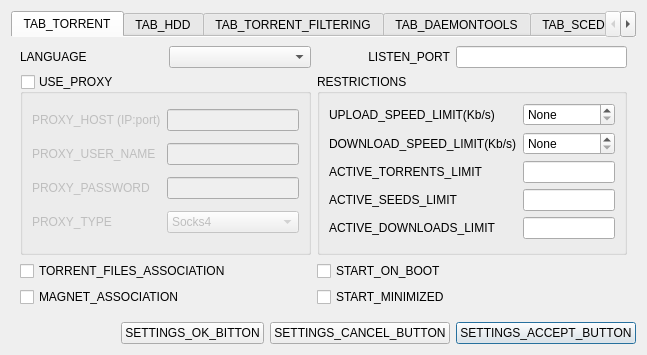
Qt form CuteTorrent/LTorrent/SettingsDialog.ui (SuperNerd-James/cutetorrent) before a commit.
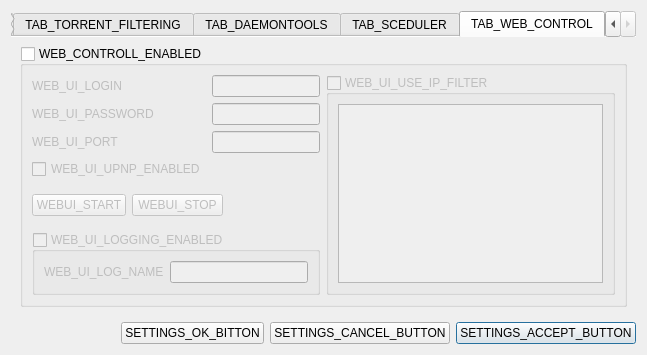
The same form after that commit. Icons and pictures are not drawn.

Patch:
```diff
--- a/CuteTorrent/LTorrent/SettingsDialog.ui
+++ b/CuteTorrent/LTorrent/SettingsDialog.ui
@@ -64,7 +64,7 @@
       <enum>QTabWidget::Rounded</enum>
      </property>
      <property name="currentIndex">
-      <number>0</number>
+      <number>5</number>
      </property>
      <property name="documentMode">
       <bool>true</bool>
@@ -915,6 +915,159 @@
        </item>
       </layout>
      </widget>
+     <widget class="QWidget" name="tab_5">
+      <attribute name="title">
+       <string>TAB_WEB_CONTROL</string>
+      </attribute>
+      <layout class="QGridLayout" name="gridLayout_20">
+       <item row="0" column="0">
+        <widget class="QGroupBox" name="groupBox_7">
+         <property name="maximumSize">
+          <size>
+           <width>100500</width>
+           <height>100500</height>
+          </size>
+         </property>
+         <property name="title">
+          <string>WEB_CONTROLL_ENABLED</string>
+         </property>
+         <property name="checkable">
+          <bool>true</bool>
+         </property>
+         <property name="checked">
+          <bool>false</bool>
+         </property>
+         <layout class="QGridLayout" name="gridLayout_18">
+          <item row="0" column="3" rowspan="8">
+           <widget class="QGroupBox" name="groupBox_10">
+            <property name="title">
+             <string>WEB_UI_USE_IP_FILTER</string>
+            </property>
+            <property name="checkable">
+             <bool>true</bool>
+            </property>
+            <property name="checked">
+             <bool>false</bool>
+            </property>
+            <layout class="QGridLayout" name="gridLayout_16">
+             <item row="0" column="0">
+              <widget class="QTextEdit" name="textEdit"/>
+             </item>
+            </layout>
+           </widget>
+          </item>
+          <item row="7" column="0" colspan="3">
+           <widget class="QGroupBox" name="groupBox_12">
+            <property name="maximumSize">
+             <size>
+              <width>16777215</width>
+              <height>16777215</height>
+             </size>
+            </property>
+            <property name="title">
+             <string>WEB_UI_LOGGING_ENABLED</string>
+            </property>
+            <property name="checkable">
+             <bool>true</bool>
+            </property>
+            <property name="checked">
+             <bool>false</bool>
+            </property>
+            <layout class="QGridLayout" name="gridLayout_21">
+             <item row="1" column="0" colspan="3">
+              <layout class="QHBoxLayout" name="horizontalLayout">
+               <item>
+                <widget class="QLabel" name="label_22">
+                 <property name="text">
+                  <string>WEB_UI_LOG_NAME</string>
+                 </property>
+                </widget>
+               </item>
+               <item>
+                <widget class="QLineEdit" name="lineEdit_4"/>
+               </item>
+              </layout>
+             </item>
+            </layout>
+           </widget>
+          </item>
+          <item row="3" column="0">
+           <widget class="QCheckBox" name="checkBox">
+            <property name="text">
+             <string>WEB_UI_UPNP_ENABLED</string>
+            </property>
+           </widget>
+          </item>
+          <item row="0" column="0">
+           <widget class="QLabel" name="label_10">
+            <property name="text">
+             <string>WEB_UI_LOGIN</string>
+            </property>
+           </widget>
+          </item>
+          <item row="1" column="0">
+           <widget class="QLabel" name="label_18">
+            <property name="text">
+             <string>WEB_UI_PASSWORD</string>
+            </property>
+           </widget>
+          </item>
+          <item row="2" column="0">
+           <widget class="QLabel" name="label_21">
+            <property name="text">
+             <string>WEB_UI_PORT</string>
+            </property>
+           </widget>
+          </item>
+          <item row="2" column="1" colspan="2">
+           <widget class="QLineEdit" name="lineEdit_3"/>
+          </item>
+          <item row="1" column="1" colspan="2">
+           <widget class="QLineEdit" name="lineEdit_2">
+            <property name="echoMode">
+             <enum>QLineEdit::Password</enum>
+            </property>
+           </widget>
+          </item>
+          <item row="0" column="1" colspan="2">
+           <widget class="QLineEdit" name="lineEdit"/>
+          </item>
+          <item row="5" column="0" colspan="3">
+           <layout class="QHBoxLayout" name="horizontalLayout_2">
+            <item>
+             <widget class="QPushButton" name="pushButton">
+              <property name="text">
+               <string>WEBUI_START</string>
+              </property>
+             </widget>
+            </item>
+            <item>
+             <widget class="QPushButton" name="pushButton_2">
+              <property name="text">
+               <string>WEBUI_STOP</string>
+              </property>
+             </widget>
+            </item>
+            <item>
+             <widget class="QLabel" name="RunningLabel">
+              <property name="enabled">
+               <bool>false</bool>
+              </property>
+              <property name="text">
+               <string/>
+              </property>
+              <property name="pixmap">
+               <pixmap resource="ltorrent.qrc">:/icons/upload.ico</pixmap>
+              </property>
+             </widget>
+            </item>
+           </layout>
+          </item>
+         </layout>
+        </widget>
+       </item>
+      </layout>
+     </widget>
     </widget>
    </item>
   </layout>
```
